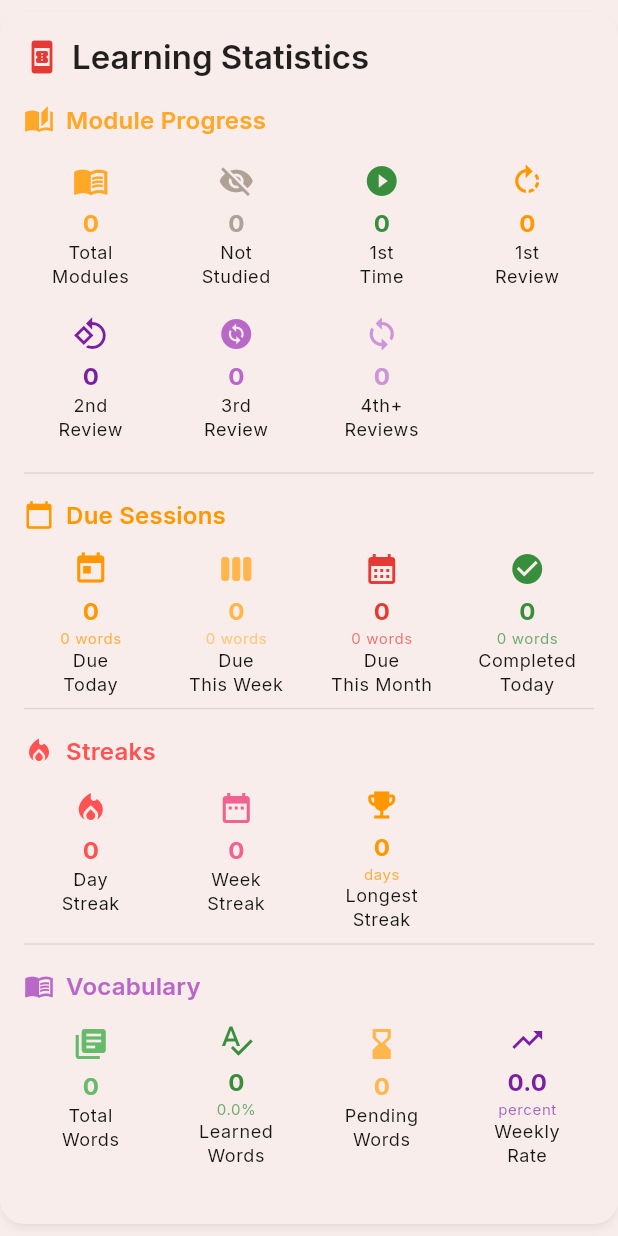
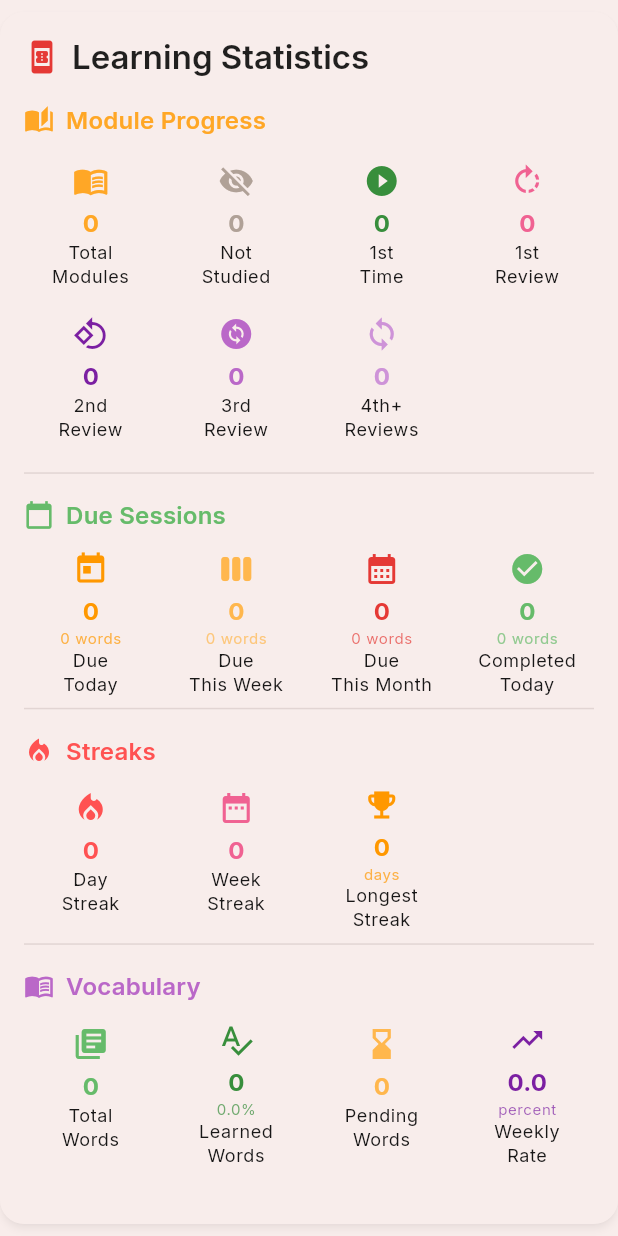
Before and after one commit to ntgptit/spaced_learning_app, a Flutter app: the LearningStatsCard widget shown alone on an empty page, opened directly with empty values, on a phone screen of 412 x 824 dp. Run offline on Flutter 3.47's test engine with Material 3 defaults, Android fonts, the phone set to English and light mode, and no system bars; our stand-ins replace dio, flutter_secure_storage, flutter_spinkit, freezed_annotation, get_it, google_fonts and 1 more; accounts and stored records are empty; network calls fail.

Commit message:
Update LearningStatsCard colors for improved visual consistency

```diff
--- a/lib/presentation/widgets/learning/learning_stats_card.dart
+++ b/lib/presentation/widgets/learning/learning_stats_card.dart
@@ -47,7 +47,7 @@ class LearningStatsCard extends StatelessWidget {
               theme: theme,
               sectionIcon: Icons.calendar_today,
               sectionTitle: 'Due Sessions',
-              sectionColor: AppColors.warningLight,
+              sectionColor: AppColors.accentGreen,
               gridContent: _buildDueStatsGrid(theme, isSmallScreen),
             ),
             const Divider(height: AppDimens.spaceXXL),
@@ -148,7 +148,7 @@ class LearningStatsCard extends StatelessWidget {
         '${cycleStats['FIRST_REVIEW'] ?? 0}',
         '1st\nReview',
         Icons.rotate_right,
-        AppColors.warningLight,
+        AppColors.accentPink,
       ),
       _buildGridItem(
         theme,
@@ -222,7 +222,7 @@ class LearningStatsCard extends StatelessWidget {
           '${stats.completedToday}',
           'Completed\nToday',
           Icons.check_circle,
-          AppColors.successLight,
+          AppColors.successDark,
           additionalInfo: '${stats.wordsCompletedToday} words',
         ),
       ],
```
